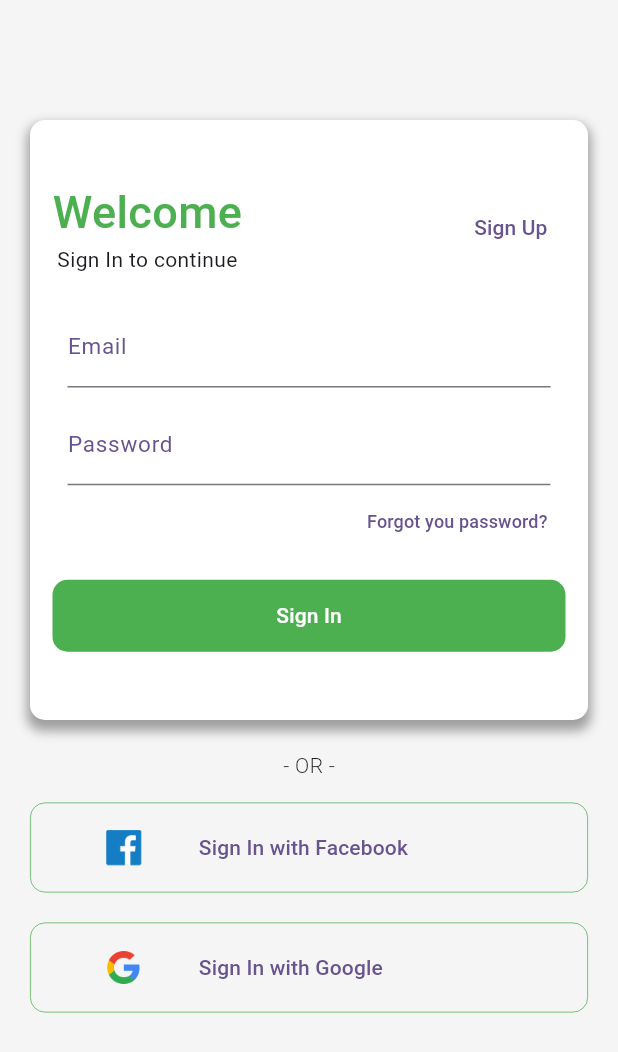
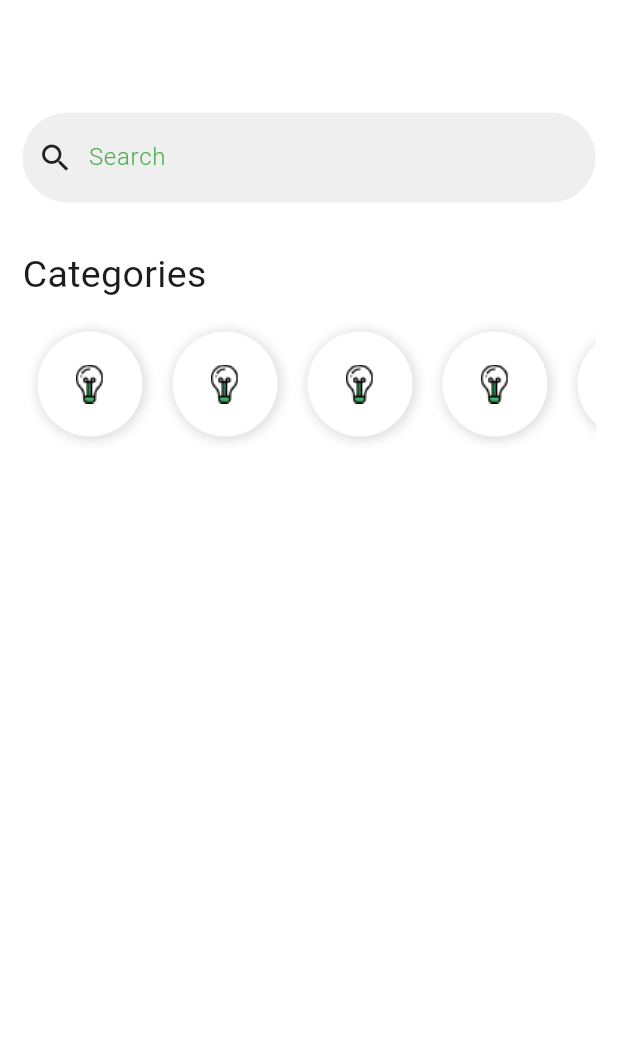
Before and after one commit to Danihmn/App_Flutter_Shopping, a Flutter app: the screen it shows after launch, after a tap on "Sign In", on a phone screen of 412 x 824 dp. Shown: the top 1052 px of the screen. Run offline on Flutter 3.47's test engine with Material 3 defaults, Android fonts, the phone set to English and light mode, and no system bars.

Commit message:
Inicia estruturação da página Home

```diff
--- /dev/null
+++ b/lib/pages/home_page.dart
@@ -0,0 +1,99 @@
+import 'package:flutter/material.dart';
+
+class HomePage extends StatelessWidget {
+  const HomePage({super.key});
+
+  @override
+  Widget build(BuildContext context) {
+    return Scaffold(
+      body: Container(
+        padding: EdgeInsets.all(15),
+        width: double.infinity,
+        color: Colors.white,
+        child: Column(
+          crossAxisAlignment: CrossAxisAlignment.stretch,
+          children: [
+            SizedBox(height: 60),
+            search(),
+            SizedBox(height: 30),
+            Text("Categories", style: TextStyle(fontSize: 25)),
+            SizedBox(height: 10),
+            SizedBox(height: 90, child: categoryList()),
+          ],
+        ),
+      ),
+    );
+  }
+}
+
+Widget search() {
+  return Container(
+    height: 60,
+    decoration: BoxDecoration(
+      color: Color(0x10000000),
+      borderRadius: BorderRadius.circular(128),
+    ),
+    child: Row(
+      children: [
+        SizedBox(width: 10),
+        Icon(Icons.search),
+        SizedBox(width: 10),
+        Expanded(
+          child: TextFormField(
+            decoration: InputDecoration(
+              border: InputBorder.none,
+              labelText: "Search",
+              labelStyle: TextStyle(
+                color: Colors.green,
+                fontWeight: FontWeight.w300,
+                fontSize: 16,
+              ),
+            ),
+          ),
+        ),
+      ],
+    ),
+  );
+}
+
+Widget categoryList() {
+  return SizedBox(
+    height: 90,
+    child: ListView(
+      scrollDirection: Axis.horizontal,
+      physics: BouncingScrollPhysics(), // opcional, para rolagem suave
+      children: [
+        categoryItem(),
+        categoryItem(),
+        categoryItem(),
+        categoryItem(),
+        categoryItem(),
+        categoryItem(),
+        categoryItem(),
+        categoryItem(),
+      ],
+    ),
+  );
+}
+
+Widget categoryItem() {
+  return Container(
+    height: 70,
+    width: 70,
+    margin: EdgeInsets.all(10),
+    padding: EdgeInsets.all(10),
+    decoration: BoxDecoration(
+      color: Colors.white,
+      boxShadow: [
+        BoxShadow(
+          color: Colors.black12,
+          offset: Offset(1, 1),
+          blurRadius: 5,
+          spreadRadius: 2,
+        ),
+      ],
+      borderRadius: BorderRadius.all(Radius.circular(64)),
+    ),
+    child: Image.asset("assets/Icon_Devices.png"),
+  );
+}
--- a/lib/pages/login_page.dart
+++ b/lib/pages/login_page.dart
@@ -1,3 +1,4 @@
+import 'package:app_flutter_shopping/pages/home_page.dart';
 import 'package:app_flutter_shopping/pages/sign_up_page.dart';
 import 'package:flutter/material.dart';
 
@@ -118,7 +119,14 @@ class LoginPage extends StatelessWidget {
                             borderRadius: BorderRadius.all(Radius.circular(10)),
                           ),
                           child: TextButton(
-                            onPressed: () {},
+                            onPressed: () {
+                              Navigator.pushReplacement(
+                                context,
+                                MaterialPageRoute(
+                                  builder: (context) => HomePage(),
+                                ),
+                              );
+                            },
                             child: Text(
                               "Sign In",
                               style: TextStyle(color: Colors.white),
```
